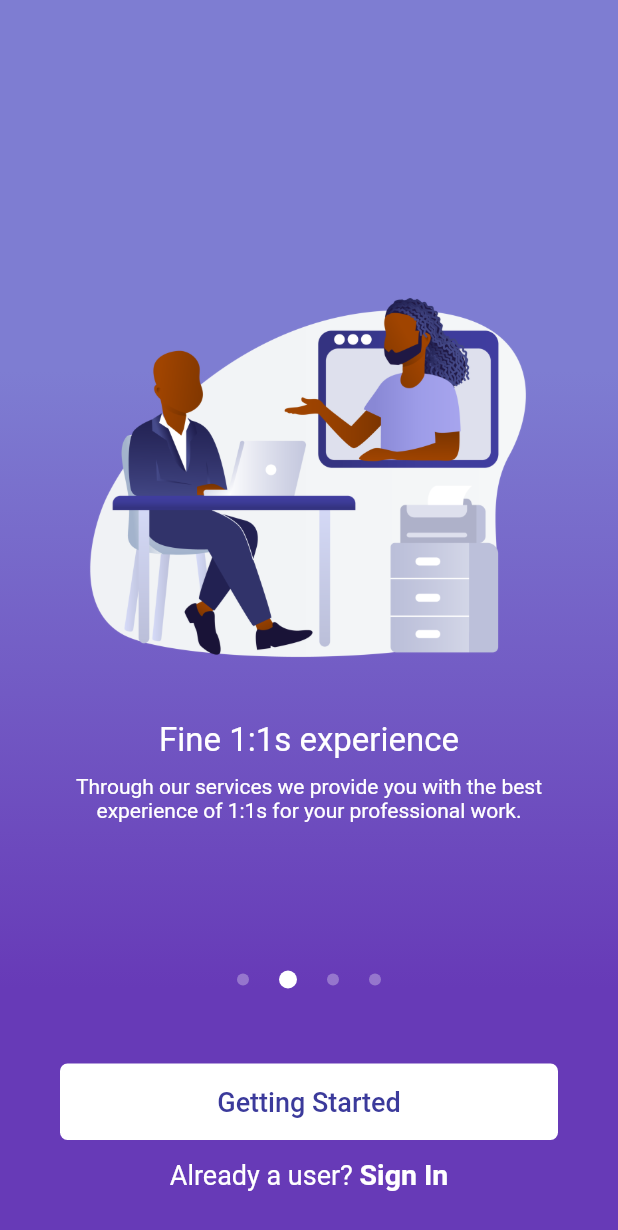
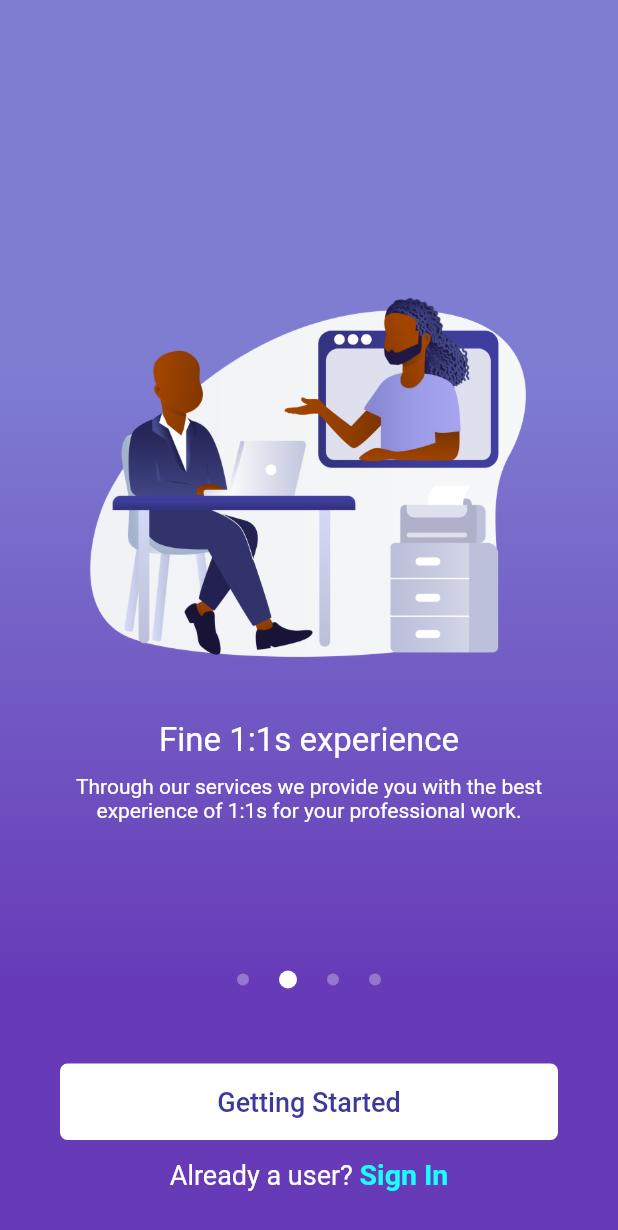
Before and after one commit to m4sterDestroyer/aztlan, a Flutter app: the screen it shows after launch, swiped to page 2, on a phone screen of 412 x 824 dp. Shown: the top 1230 px of the screen. Run offline on Flutter 3.47's test engine with Material 2 defaults, Android fonts, the phone set to English and light mode, and no system bars.

Commit message:
onboard Complete

```diff
--- a/lib/pages/onboarding_screen.dart
+++ b/lib/pages/onboarding_screen.dart
@@ -130,7 +130,7 @@ class _OnboardState extends State<Onboard> {
                                 text: 'Sign In',
                                 style: TextStyle(
                                     fontSize: 19,
-                                    color: White,
+                                    color: Colors.cyanAccent,
                                     fontWeight: FontWeight.w600),
                                 recognizer: TapGestureRecognizer()
                                   ..onTap = () => print('click')),
```
